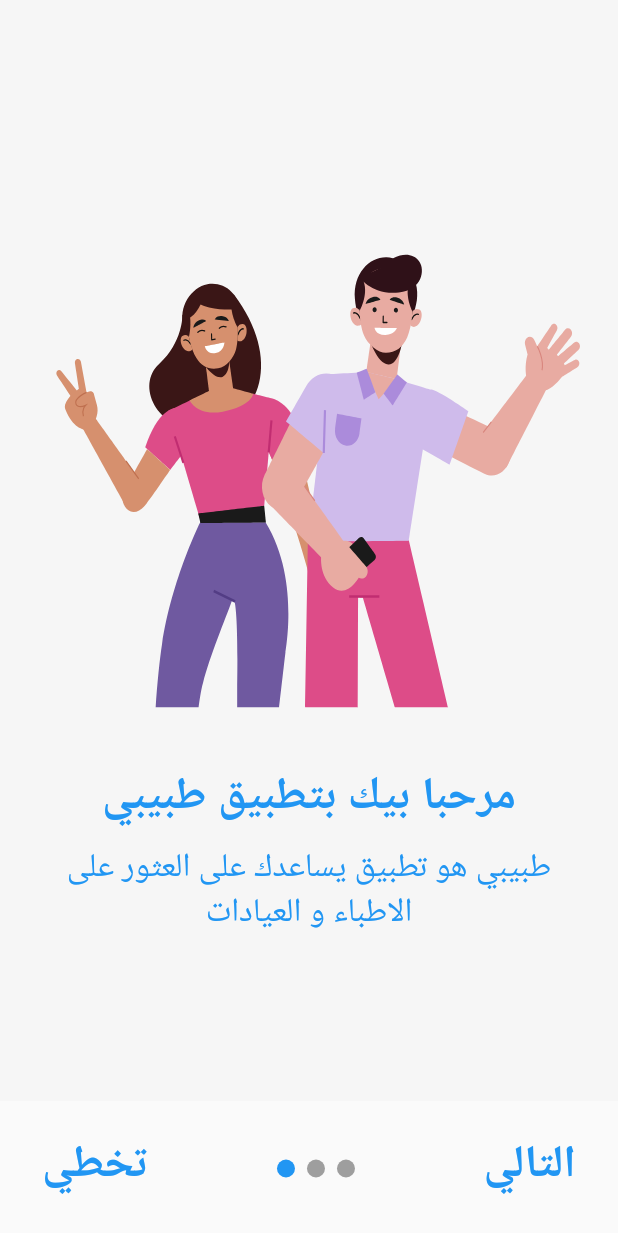
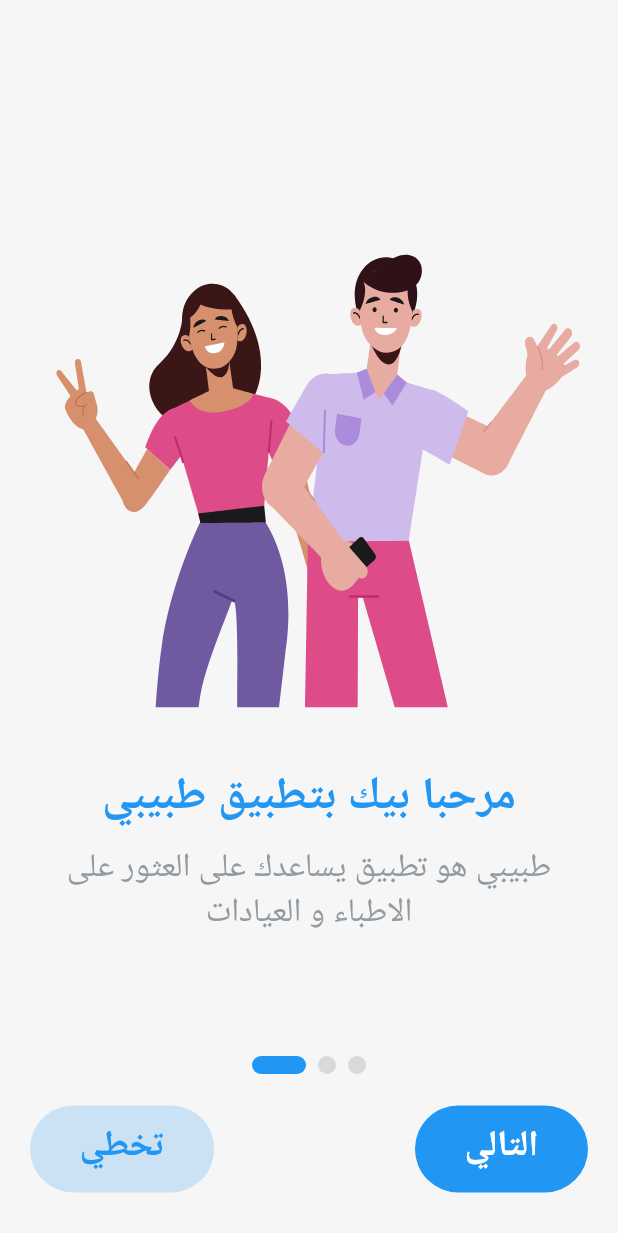
Before and after one commit to hassanali19988/medical_app, a Flutter app: the screen it shows after launch, on a phone screen of 412 x 824 dp. Shown: the top 1233 px of the screen. Run offline on Flutter 3.47's test engine with Material 2 defaults, Android fonts, the phone set to English and light mode, and no system bars; drawn by our look-alikes of lottie, smooth_page_indicator; our stand-ins replace google_fonts, shared_preferences; Roboto replaces fonts that are missing (Vazirmatn).

Commit message:
made figma changes in flutter app onboarding

```diff
--- a/Frontend/medical_app/lib/OnBoarding/circle_indicators.dart
+++ b/Frontend/medical_app/lib/OnBoarding/circle_indicators.dart
@@ -15,14 +15,9 @@ class CircleIndicators extends StatelessWidget {
     return SmoothPageIndicator(
                       controller: controller,
                       count: Details.animations.length,
-                      onDotClicked: (index) {
-                        controller.animateToPage(
-                          index,
-                          duration: const Duration(milliseconds: 350),
-                          curve: Curves.easeIn,
-                        );
-                      },
-                      effect: const WormEffect(
+
+                      effect: const ExpandingDotsEffect(
+                          dotColor: Color(0xffD9D9D9),
                           activeDotColor: Colors.blue,
                           dotWidth: 12,
                           dotHeight: 12),
--- a/Frontend/medical_app/lib/OnBoarding/indicator_section.dart
+++ b/Frontend/medical_app/lib/OnBoarding/indicator_section.dart
@@ -6,26 +6,39 @@ import 'indicators_button.dart';
 
 class IndicatorSection extends StatelessWidget {
   final PageController controller;
-  const IndicatorSection({Key? key, required this.controller}) : super(key: key);
+  const IndicatorSection({Key? key, required this.controller})
+      : super(key: key);
 
   @override
   Widget build(BuildContext context) {
     return Container(
+
       padding: const EdgeInsets.symmetric(horizontal: 20),
       height: 90,
       child: Row(
         mainAxisAlignment: MainAxisAlignment.spaceBetween,
         crossAxisAlignment: CrossAxisAlignment.center,
         children: [
-                  IndicatorsButton(title: 'تخطي',onPressed: jumpTolastPage),
-                  Center(
-                    child: CircleIndicators(controller: controller),
+          IndicatorsButton(
+            title: 'تخطي',
+            onPressed: jumpTolastPage,
+            buttonColor: Color(0xffCBE2F4),
+            textColor: Color(0xff2196F3),
           ),
-                  IndicatorsButton(onPressed: nextPage, title: 'التالي'),
+          // Transform.translate(
+          //   offset: const Offset(0, -60),
+          //   child: CircleIndicators(controller: controller),
+          // ),
+          IndicatorsButton(
+            onPressed: nextPage,
+            title: 'التالي',
+            textColor: Colors.white,
+          ),
         ],
       ),
     );
   }
+
   void nextPage() {
     controller.nextPage(
       duration: const Duration(milliseconds: 500),
@@ -35,3 +48,7 @@ class IndicatorSection extends StatelessWidget {
 
   void jumpTolastPage() => controller.jumpToPage(Details.animations.length - 1);
 }
+
+// IndicatorsButton(onPressed: nextPage, title: 'التالي'),
+
+// IndicatorsButton(title: 'تخطي',onPressed: jumpTolastPage),
--- a/Frontend/medical_app/lib/OnBoarding/indicators_button.dart
+++ b/Frontend/medical_app/lib/OnBoarding/indicators_button.dart
@@ -5,16 +5,34 @@ import '../reuseable_widgets/texts_types/headline_text.dart';
 class IndicatorsButton extends StatelessWidget {
   final Function() onPressed;
   final String title;
-  const IndicatorsButton({Key? key, required this.onPressed, required this.title}) : super(key: key);
+  final Color textColor;
+  final Color buttonColor;
+  const IndicatorsButton({
+    Key? key,
+    required this.onPressed,
+    required this.title,
+    this.textColor = const Color(0xff2196F3),
+    this.buttonColor = const Color(0xff2196F3),
+  }) : super(key: key);
 
   @override
   Widget build(BuildContext context) {
-    return TextButton(
-                    onPressed: onPressed,
-                    child: HeadLineText(
-                      text: title,
-                      lineHeight: 1,
+    return Container(
+      padding: EdgeInsets.symmetric(horizontal: 25,vertical: 5),
+
+      decoration: BoxDecoration(
+        borderRadius: BorderRadius.circular(50),
+        color: buttonColor
+      ),
+      child: TextButton(
+                      onPressed: onPressed,
+                      child: HeadLineText(
+                        text: title,
+                        lineHeight: 1,
+                        color: textColor,
+                        size: 24,
+                      ),
                     ),
-                  );
+    );
   }
 }
--- a/Frontend/medical_app/lib/OnBoarding/onboarding_main.dart
+++ b/Frontend/medical_app/lib/OnBoarding/onboarding_main.dart
@@ -4,6 +4,7 @@ import 'package:medical_app/OnBoarding/start_button.dart';
 import '../models/onboarding_models/onboarding_details.dart';
 import '../reuseable_widgets/texts_types/headline_text.dart';
 import '../reuseable_widgets/texts_types/sub_text.dart';
+import 'circle_indicators.dart';
 import 'indicator_section.dart';
 
 class OnBoardingMain extends StatefulWidget {
@@ -55,9 +56,21 @@ class _OnBoardingMainState extends State<OnBoardingMain> {
           );
         },
       ),
-      bottomSheet: isLastPage
-          ? const StartButton()
-          :IndicatorSection(controller: _pageViewController) ,
+      bottomSheet: Container(
+        color: const Color(0xFFf6f6f6),
+        height: 120,
+        child: Column(
+          children: [
+            Padding(
+              padding: const EdgeInsets.only(bottom: 5),
+              child: CircleIndicators(controller: _pageViewController,),
+            ),
+            isLastPage
+                ? StartButton(controller: _pageViewController)
+                :IndicatorSection(controller: _pageViewController),
+          ],
+        ),
+      ) ,
     );
   }
 
--- a/Frontend/medical_app/lib/reuseable_widgets/texts_types/headline_text.dart
+++ b/Frontend/medical_app/lib/reuseable_widgets/texts_types/headline_text.dart
@@ -3,17 +3,19 @@ import 'package:google_fonts/google_fonts.dart';
 
 class HeadLineText extends StatelessWidget {
   final double size;
+  final Color color;
   final String text;
   final double lineHeight;
   const HeadLineText({
     Key? key,
     this.size = 30.0,
+     this.color = const Color(0xff2196F3),
+    required this.text,
     this.lineHeight = 3,
-    required this.text,
   }) : super(key: key);
 
   @override
   Widget build(BuildContext context) {
-    return Text(text,style: GoogleFonts.vazirmatn(fontSize: size,fontWeight: FontWeight.bold,color: Colors.blue,height: lineHeight),);
+    return Text(text,style: GoogleFonts.vazirmatn(fontSize: size,fontWeight: FontWeight.bold,color: color,height: lineHeight),);
   }
 }
--- a/Frontend/medical_app/lib/reuseable_widgets/texts_types/sub_text.dart
+++ b/Frontend/medical_app/lib/reuseable_widgets/texts_types/sub_text.dart
@@ -12,6 +12,6 @@ class SubText extends StatelessWidget {
 
   @override
   Widget build(BuildContext context) {
-    return Text(text,textAlign:TextAlign.center ,style: GoogleFonts.vazirmatn(fontSize: size,fontWeight: FontWeight.w400,color: Colors.blue),);
+    return Text(text,textAlign:TextAlign.center ,style: GoogleFonts.vazirmatn(fontSize: size,fontWeight: FontWeight.w400,color: Color(0xff929BA1)),);
   }
 }
--- a/Frontend/medical_app/pubspec.yaml
+++ b/Frontend/medical_app/pubspec.yaml
@@ -35,6 +35,7 @@ dependencies:
   shared_preferences: ^2.0.15
   lottie: ^1.4.2
   smooth_page_indicator: ^1.0.0+2
+  salomon_bottom_bar: ^3.3.1
 
 
   # The following adds the Cupertino Icons font to your application.
```
Also changed, not shown: Frontend/medical_app/lib/OnBoarding/start_button.dart (+23 -5 lines), Frontend/medical_app/pubspec.lock, figma design/images/Global-clinic-3-min.png (added), figma design/images/family-doctor-clinic-bangalore-5edf5697092c4.jpg (added), 1 other file. Lines whose indentation alone changed are shown as unchanged.
